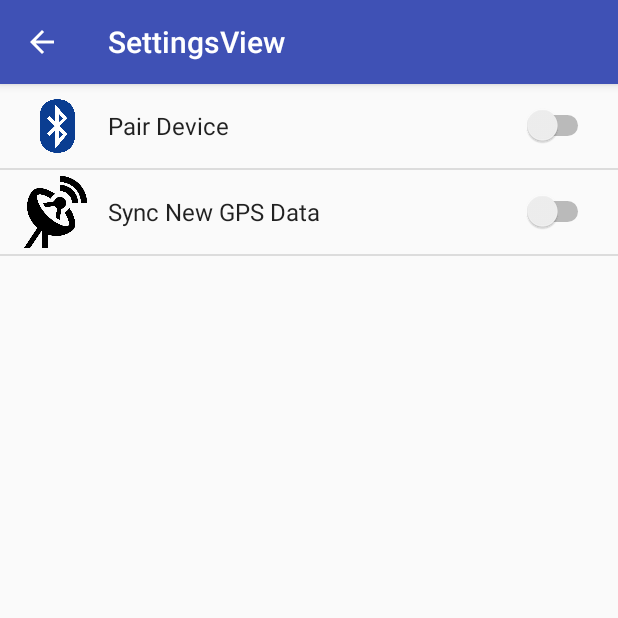
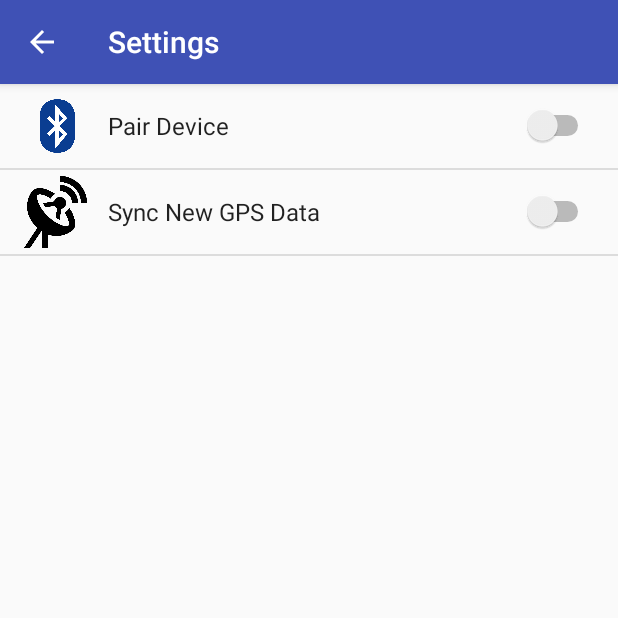
Before and after one commit to npsecoding/SmartPhotoApp, an Android app: the screen it shows after launch (SettingsView), in the options menu, after a tap on "Settings", on a phone screen of 412 x 824 dp, the top half of it. Run offline under Robolectric (Android 15) with nearby library versions, the phone set to English and light mode, and no system bars.

Commit message:
All views now have a non overlapping app bar, and the right title

```diff
--- a/app/src/main/java/com/example/nancy/smartphoto/HistoryView.java
+++ b/app/src/main/java/com/example/nancy/smartphoto/HistoryView.java
@@ -18,9 +18,8 @@ public class HistoryView extends AppCompatActivity {
         super.onCreate(savedInstanceState);
         setContentView(R.layout.activity_history_view);
         Toolbar toolbar = (Toolbar) findViewById(R.id.toolbar);
+        toolbar.setTitle("Logged Points");
         setSupportActionBar(toolbar);
-
-
     }
 
     // Settings on toolbar
--- a/app/src/main/java/com/example/nancy/smartphoto/POIView.java
+++ b/app/src/main/java/com/example/nancy/smartphoto/POIView.java
@@ -15,6 +15,7 @@ public class POIView extends AppCompatActivity {
         super.onCreate(savedInstanceState);
         setContentView(R.layout.activity_poiview);
         Toolbar toolbar = (Toolbar) findViewById(R.id.toolbar);
+        toolbar.setTitle("Point Information");
         setSupportActionBar(toolbar);
 
         double latitude = getIntent().getDoubleExtra("mark_lat", 0);
--- a/app/src/main/java/com/example/nancy/smartphoto/SettingsView.java
+++ b/app/src/main/java/com/example/nancy/smartphoto/SettingsView.java
@@ -12,6 +12,10 @@ public class SettingsView extends AppCompatActivity implements SharedPreferences
     @Override
     protected void onCreate(Bundle savedInstanceState) {
         super.onCreate(savedInstanceState);
+
+        //Set title of bar to Settings
+        android.support.v7.app.ActionBar ab = getSupportActionBar();
+        ab.setTitle("Settings");
 
         // Display the fragment as the main content.
         getFragmentManager().beginTransaction()
```
Also changed, not shown: app/src/main/java/com/example/nancy/smartphoto/MapView.java (+7 -1 lines).
